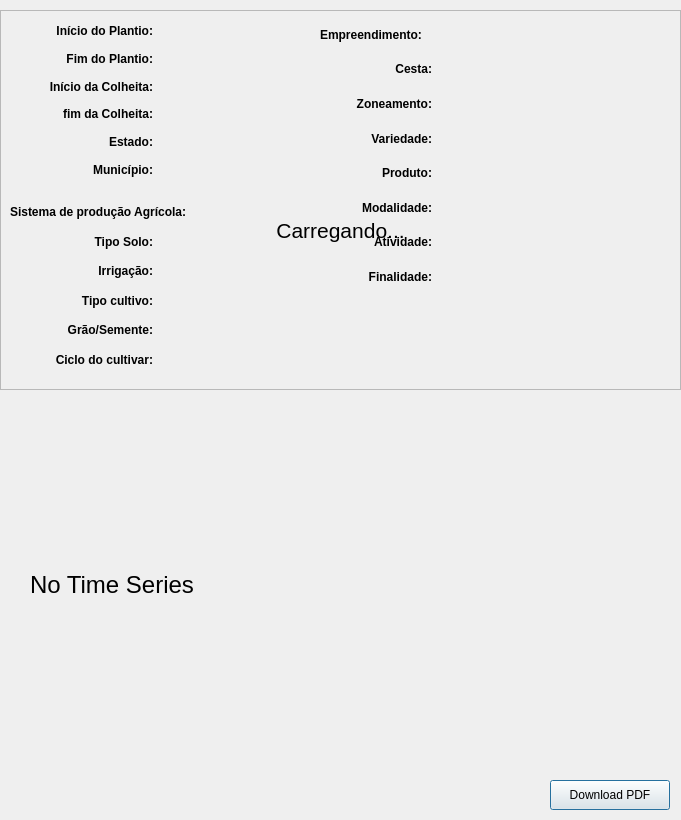
The window that pop/interface/detail/detail_dialog.ui (DolphinDatabase/POP-QGisPlugin) describes before a commit, drawn with Qt 5.
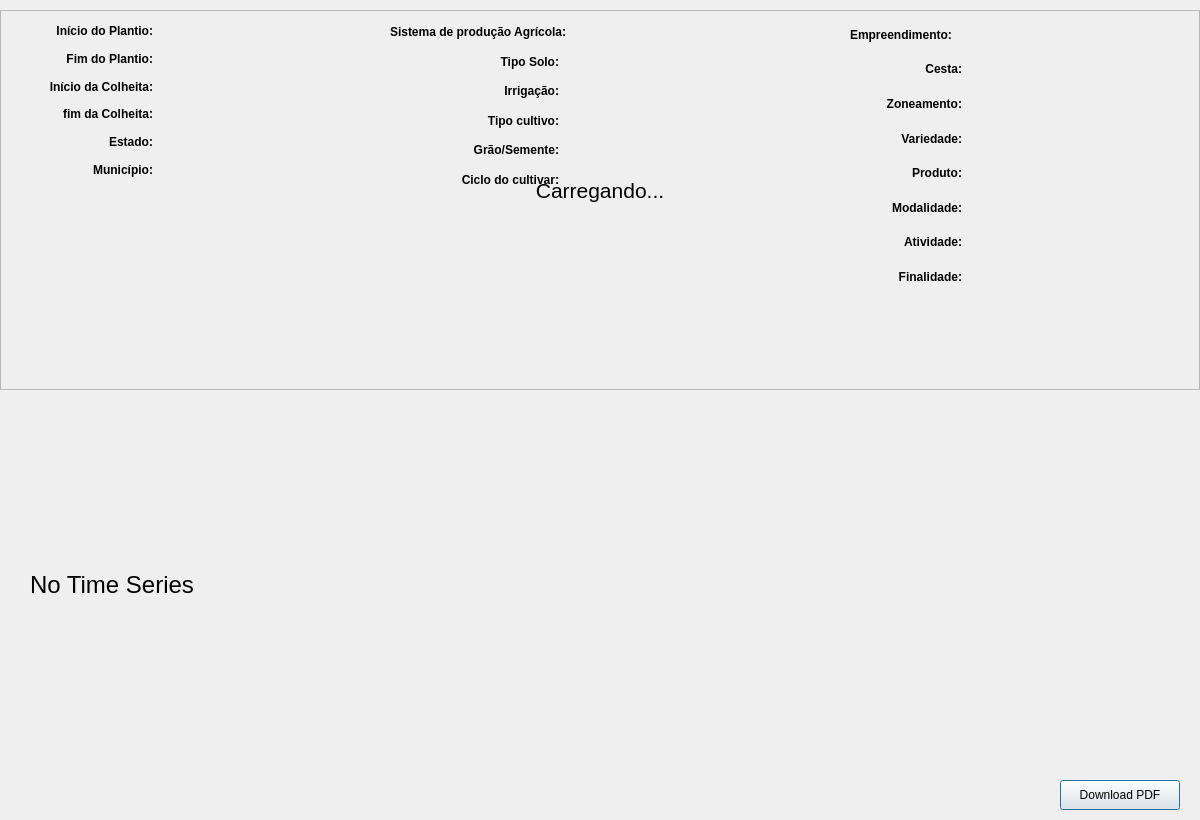
The same window after the commit.

Commit message: add weather api

```diff
--- a/pop/interface/detail/detail_dialog.ui
+++ b/pop/interface/detail/detail_dialog.ui
@@ -9,19 +9,19 @@
    <rect>
     <x>0</x>
     <y>0</y>
-    <width>681</width>
+    <width>1200</width>
     <height>820</height>
    </rect>
   </property>
   <property name="minimumSize">
    <size>
-    <width>681</width>
+    <width>1200</width>
     <height>780</height>
    </size>
   </property>
   <property name="maximumSize">
    <size>
-    <width>681</width>
+    <width>1200</width>
     <height>820</height>
    </size>
   </property>
@@ -33,20 +33,20 @@
     <rect>
      <x>0</x>
      <y>0</y>
-     <width>681</width>
-     <height>460</height>
+     <width>1200</width>
+     <height>380</height>
     </rect>
    </property>
    <property name="minimumSize">
     <size>
-     <width>681</width>
-     <height>460</height>
+     <width>1200</width>
+     <height>380</height>
     </size>
    </property>
    <property name="maximumSize">
     <size>
-     <width>530</width>
-     <height>460</height>
+     <width>1200</width>
+     <height>380</height>
     </size>
    </property>
    <property name="font">
@@ -66,19 +66,19 @@
     <rect>
      <x>0</x>
      <y>10</y>
-     <width>681</width>
+     <width>1200</width>
      <height>380</height>
     </rect>
    </property>
    <property name="minimumSize">
     <size>
-     <width>681</width>
+     <width>1200</width>
      <height>380</height>
     </size>
    </property>
    <property name="maximumSize">
     <size>
-     <width>681</width>
+     <width>1200</width>
      <height>380</height>
     </size>
    </property>
@@ -244,7 +244,7 @@
    <widget class="QWidget" name="gridLayoutWidget_5">
     <property name="geometry">
      <rect>
-      <x>320</x>
+      <x>850</x>
       <y>10</y>
       <width>341</width>
       <height>271</height>
@@ -436,9 +436,9 @@
    <widget class="QWidget" name="gridLayoutWidget_6">
     <property name="geometry">
      <rect>
-      <x>10</x>
-      <y>190</y>
-      <width>291</width>
+      <x>390</x>
+      <y>10</y>
+      <width>344</width>
       <height>171</height>
      </rect>
     </property>
@@ -579,7 +579,7 @@
     <rect>
      <x>30</x>
      <y>400</y>
-     <width>651</width>
+     <width>1151</width>
      <height>369</height>
     </rect>
    </property>
@@ -600,7 +600,7 @@
     <rect>
      <x>0</x>
      <y>400</y>
-     <width>681</width>
+     <width>631</width>
      <height>371</height>
     </rect>
    </property>
@@ -613,7 +613,7 @@
   <widget class="QPushButton" name="btn_download">
    <property name="geometry">
     <rect>
-     <x>550</x>
+     <x>1060</x>
      <y>780</y>
      <width>120</width>
      <height>30</height>
@@ -623,6 +623,17 @@
     <string>Download PDF</string>
    </property>
   </widget>
+  <widget class="QWidget" name="verticalLayoutWidget_2">
+   <property name="geometry">
+    <rect>
+     <x>640</x>
+     <y>400</y>
+     <width>541</width>
+     <height>371</height>
+    </rect>
+   </property>
+   <layout class="QVBoxLayout" name="lytWeather"/>
+  </widget>
  </widget>
  <resources/>
  <connections/>
```
Left out of the diff: 70 changed lines with no effect on the pictures. The commit also changes 1 other file.
